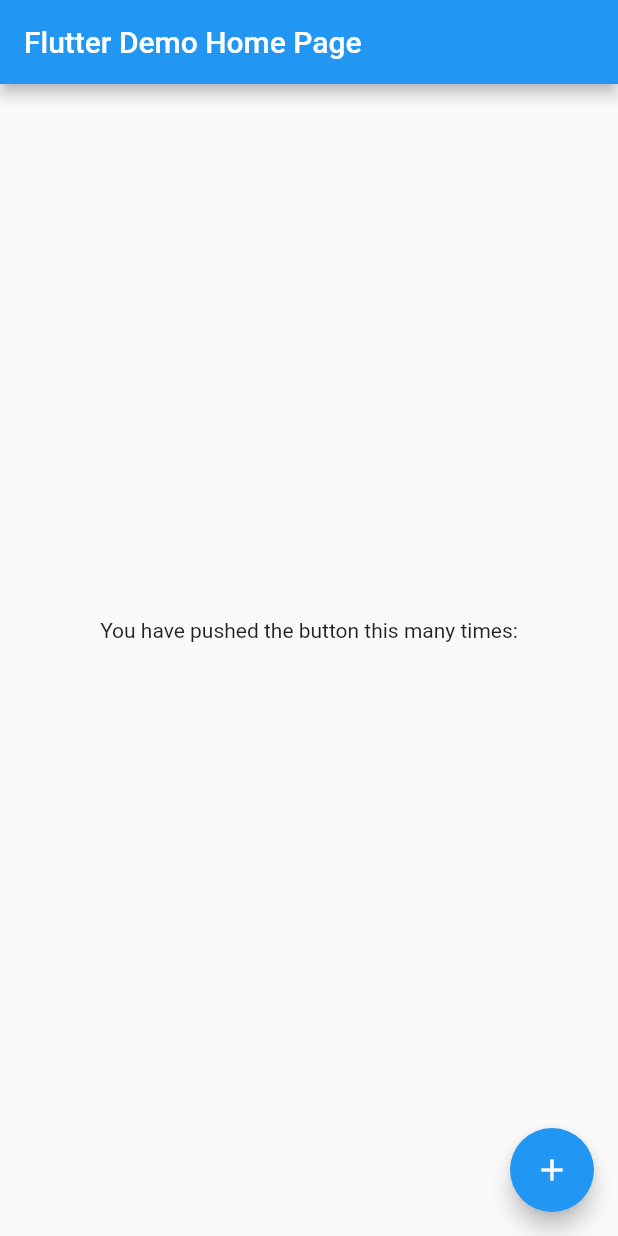
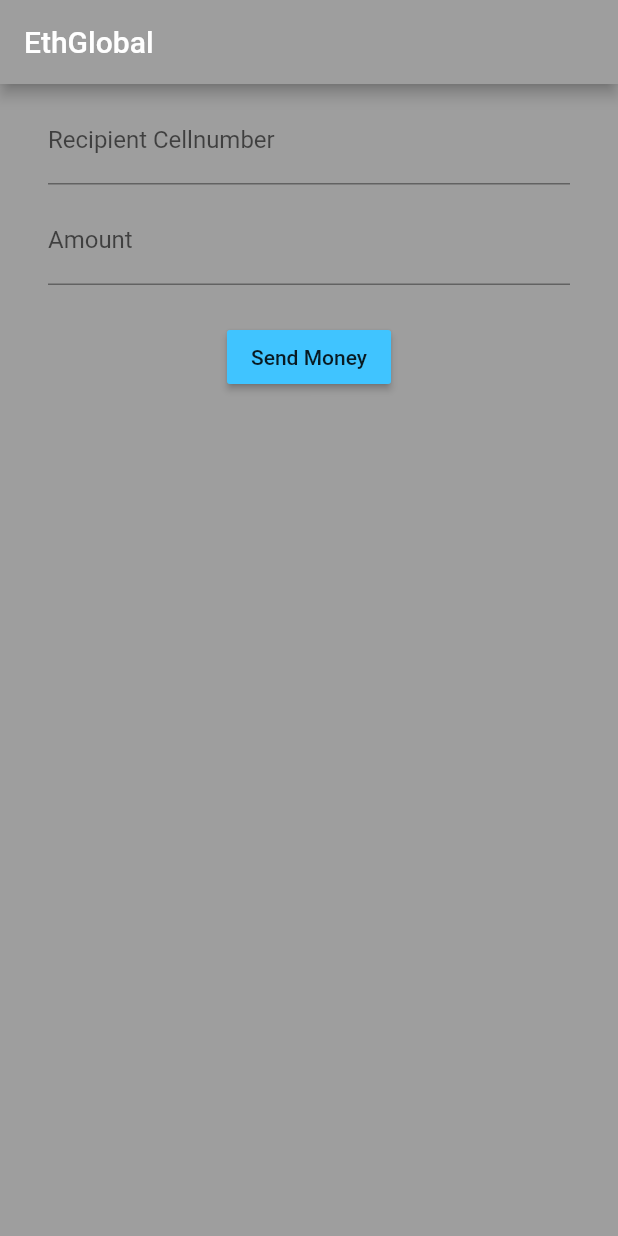
Before and after one commit to phzietsman/ethcape, a Flutter app: the screen it shows after launch, on a phone screen of 412 x 824 dp. Run offline on Flutter 3.47's test engine with Material 2 defaults, Android fonts, the phone set to English and light mode, and no system bars; missing offline and left inert: sms.

```diff
--- a/app/lib/main.dart
+++ b/app/lib/main.dart
@@ -67,11 +67,15 @@ class MyHomePage extends StatefulWidget {
 
 class _MyHomePageState extends State<MyHomePage> {
 
-  String _counter = '';
+  String messageReceived = '';
+  TextEditingController phoneNumberController = TextEditingController();
+  TextEditingController amountController = TextEditingController();
 
-  void _incrementCounter() {
-
-    receiver.onSmsReceived.listen((SmsMessage msg) => {
+  @override
+  void initState() {
+    super.initState();
+    receiver.onSmsReceived.listen((SmsMessage msg) =>
+    {
 
     setState(() {
       // This call to setState tells the Flutter framework that something has
@@ -79,70 +83,92 @@ class _MyHomePageState extends State<MyHomePage> {
       // so that the display can reflect the updated values. If we changed
       // _counter without calling setState(), then the build method would not be
       // called again, and so nothing would appear to happen.
-      _counter = msg.body;
+      var words = msg.body.split(' ');
+      if(words.length != 4) {
+        messageReceived = "Wrong message received";
+      }else{
+        messageReceived = "Sending " + words[1] + " XDAI to " + words[3];
+      }
+
     })
 
     });
 
-//    setState(() {
-//      // This call to setState tells the Flutter framework that something has
-//      // changed in this State, which causes it to rerun the build method below
-//      // so that the display can reflect the updated values. If we changed
-//      // _counter without calling setState(), then the build method would not be
-//      // called again, and so nothing would appear to happen.
-//      _counter+= '';
-//    });
+  }
+
+  void sendMoney(BuildContext context) {
+    // First make sure there is some information in the form.
+    // A dog needs a name, but may be location independent,
+    // so we'll only abandon the save if there's no name.
+    if (phoneNumberController.text.isEmpty) {
+      print('');
+    } else {
+
+    }
   }
 
   @override
   Widget build(BuildContext context) {
-    // This method is rerun every time setState is called, for instance as done
-    // by the _incrementCounter method above.
-    //
-    // The Flutter framework has been optimized to make rerunning build methods
-    // fast, so that you can just rebuild anything that needs updating rather
-    // than having to individually change instances of widgets.
     return Scaffold(
       appBar: AppBar(
-        // Here we take the value from the MyHomePage object that was created by
-        // the App.build method, and use it to set our appbar title.
-        title: Text(widget.title),
+        title: Text('EthGlobal'),
+        backgroundColor: Colors.grey,
       ),
-      body: Center(
-        // Center is a layout widget. It takes a single child and positions it
-        // in the middle of the parent.
+      body: Container(
+        color: Colors.grey,
+        child: Padding(
+          padding: const EdgeInsets.symmetric(
+            vertical: 8.0,
+            horizontal: 32.0,
+          ),
           child: Column(
-          // Column is also layout widget. It takes a list of children and
-          // arranges them vertically. By default, it sizes itself to fit its
-          // children horizontally, and tries to be as tall as its parent.
+            children: [
+              Padding(
+                padding: const EdgeInsets.only(bottom: 8.0),
+                child: TextField(
+                  // Tell your textfield which controller it owns
+                    controller: phoneNumberController,
+                    // Every single time the text changes in a
+                    // TextField, this onChanged callback is called
+                    // and it passes in the value.
                     //
-          // Invoke "debug painting" (press "p" in the console, choose the
-          // "Toggle Debug Paint" action from the Flutter Inspector in Android
-          // Studio, or the "Toggle Debug Paint" command in Visual Studio Code)
-          // to see the wireframe for each widget.
-          //
-          // Column has various properties to control how it sizes itself and
-          // how it positions its children. Here we use mainAxisAlignment to
-          // center the children vertically; the main axis here is the vertical
-          // axis because Columns are vertical (the cross axis would be
-          // horizontal).
-          mainAxisAlignment: MainAxisAlignment.center,
-          children: <Widget>[
-            Text(
-              'You have pushed the button this many times:',
+                    // Set the text of your controller to
+                    // to the next value.
+                    onChanged: (v) => phoneNumberController.text = v,
+                    decoration: InputDecoration(
+                      labelText: 'Recipient Cellnumber',
+                    )),
+              ),
+              Padding(
+                padding: const EdgeInsets.only(bottom: 8.0),
+                child: TextField(
+                    controller: amountController,
+                    onChanged: (v) => amountController.text = v,
+                    decoration: InputDecoration(
+                      labelText: "Amount",
+                    )),
+              ),
+              Padding(
+                padding: const EdgeInsets.all(16.0),
+                child: Builder(
+                  builder: (context) {
+                    return RaisedButton(
+                      onPressed: () => sendMoney(context),
+                      color: Colors.lightBlueAccent,
+                      child: Text('Send Money'),
+                    );
+                  },
+                ),
               ),
               Text(
-              '$_counter',
-              style: Theme.of(context).textTheme.display1,
+                '$messageReceived',
+                style: Theme.of(context).textTheme.body1,
               ),
             ],
           ),
         ),
-      floatingActionButton: FloatingActionButton(
-        onPressed: _incrementCounter,
-        tooltip: 'Increment',
-        child: Icon(Icons.add),
-      ), // This trailing comma makes auto-formatting nicer for build methods.
+      ),
     );
   }
+
 }
```
Lines whose indentation alone changed are shown as unchanged.
